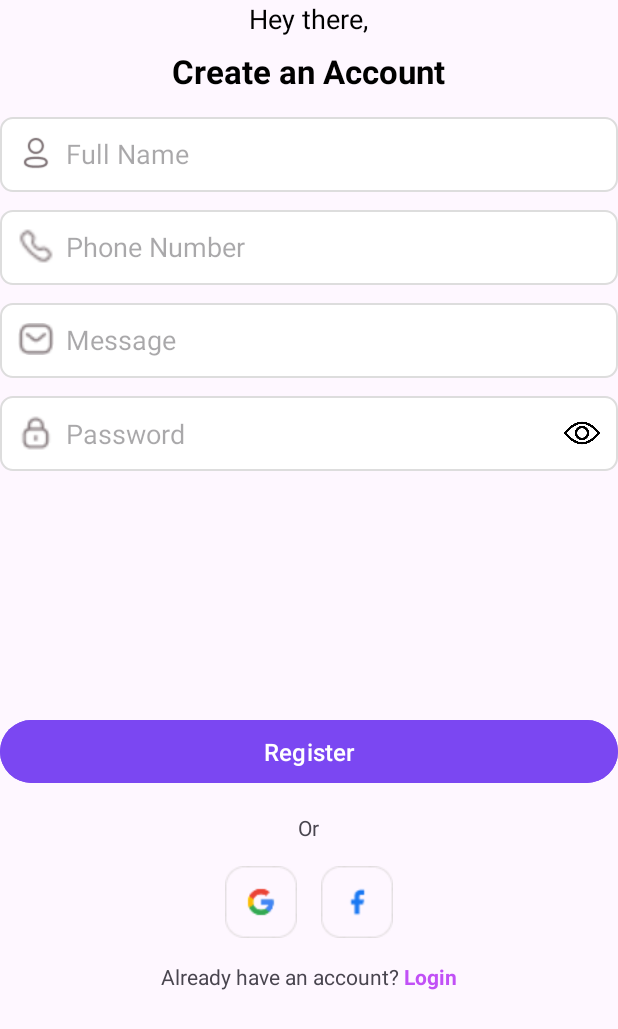
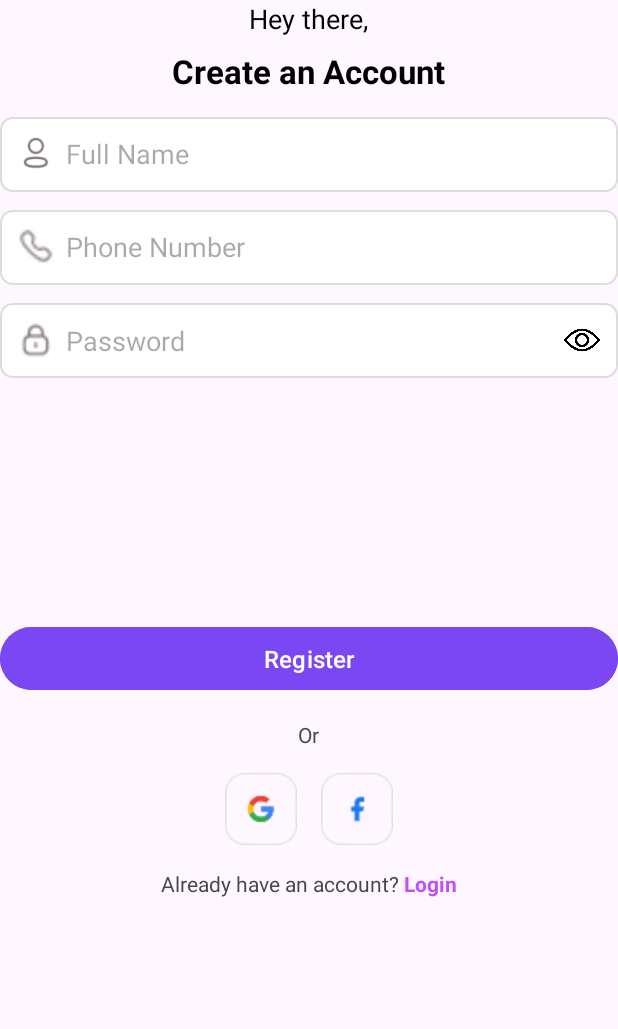
Before and after one commit to M0NSTIEZ/pulseplay, an Android app: the Register screen opened directly, with no data from a screen before it, on a phone screen of 412 x 824 dp. Shown: the top 1029 px of the screen. Run offline under Robolectric (Android 15) with nearby library versions, the phone set to English and light mode, and no system bars.

Commit message:
RemovedMessage

```diff
--- a/app/src/main/res/layout/activity_register.xml
+++ b/app/src/main/res/layout/activity_register.xml
@@ -79,35 +79,13 @@
     </LinearLayout>
 
 
-    <LinearLayout
-        android:id="@+id/layout_message"
-        android:layout_width="match_parent"
-        android:layout_height="50dp"
-        android:layout_below="@id/layout_phone"
-        android:layout_marginTop="12dp"
-        android:background="@drawable/edit_text_background"
-        android:orientation="horizontal"
-        android:padding="12dp">
-
-        <ImageView
-            android:layout_width="24dp"
-            android:layout_height="24dp"
-            android:src="@drawable/message"/>
-
-        <EditText
-            android:layout_width="match_parent"
-            android:layout_height="wrap_content"
-            android:hint="Message"
-            android:background="@null"
-            android:paddingStart="8dp"/>
-    </LinearLayout>
 
 
     <LinearLayout
         android:id="@+id/layout_password"
         android:layout_width="match_parent"
         android:layout_height="50dp"
-        android:layout_below="@id/layout_message"
+        android:layout_below="@id/layout_phone"
         android:layout_marginTop="12dp"
         android:background="@drawable/edit_text_background"
         android:orientation="horizontal"
```
